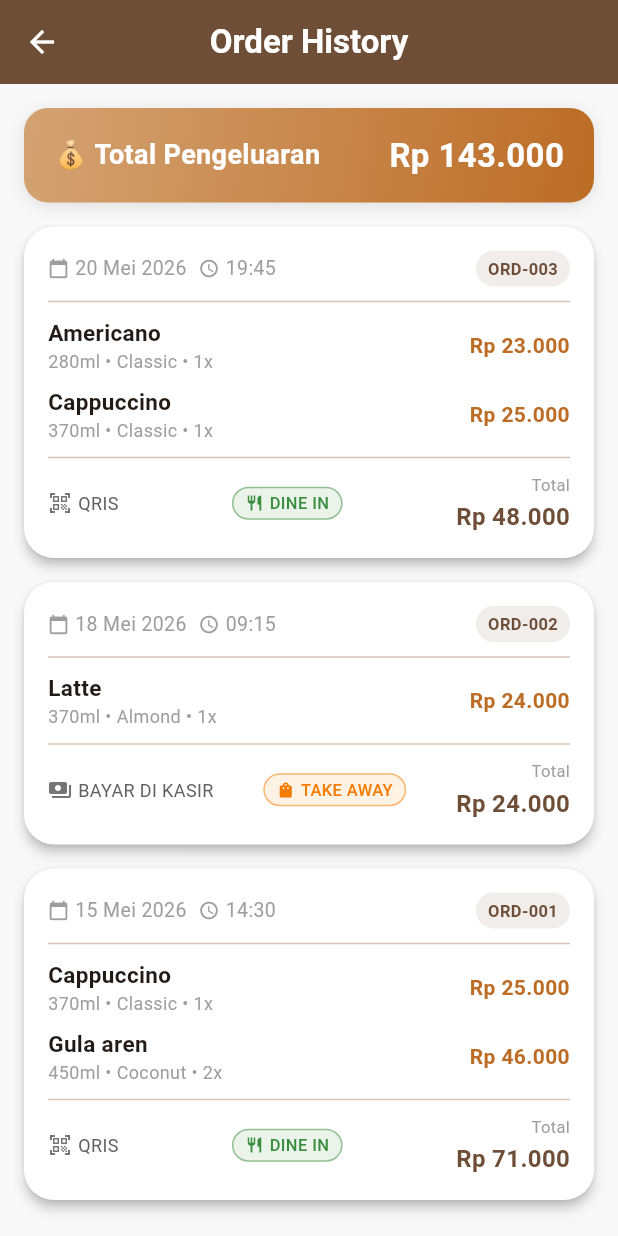
After one commit to ncipp213/MoodCoffe, a Flutter app: the OrderHistoryScreen screen opened directly, on a phone screen of 412 x 824 dp. The commit adds this screen. Run offline on Flutter 3.47's test engine with Material 3 defaults, Android fonts, the phone set to English and light mode, and no system bars; our stand-ins replace image_picker.

Commit message:
update OrderHistoryScreen

```diff
--- /dev/null
+++ b/devtools_options.yaml
@@ -0,0 +1,3 @@
+description: This file stores settings for Dart & Flutter DevTools.
+documentation: https://docs.flutter.dev/tools/devtools/extensions#configure-extension-enablement-states
+extensions:
--- /dev/null
+++ b/lib/screens/history_screen.dart
@@ -0,0 +1,265 @@
+import 'package:flutter/material.dart';
+
+class OrderHistoryScreen extends StatelessWidget {
+  const OrderHistoryScreen({super.key});
+
+  // Data contoh (sudah diurutkan dari terbaru ke terlama)
+  final List<Map<String, dynamic>> orders = const [
+    {
+      'orderId': 'ORD-003',
+      'date': '20 Mei 2026',
+      'time': '19:45',
+      'items': [
+        {'name': 'Americano', 'price': 23000, 'quantity': 1, 'size': '280ml', 'milk': 'Classic'},
+        {'name': 'Cappuccino', 'price': 25000, 'quantity': 1, 'size': '370ml', 'milk': 'Classic'},
+      ],
+      'total': 48000,
+      'paymentMethod': 'QRIS',
+      'orderType': 'DINE IN',
+    },
+    {
+      'orderId': 'ORD-002',
+      'date': '18 Mei 2026',
+      'time': '09:15',
+      'items': [
+        {'name': 'Latte', 'price': 24000, 'quantity': 1, 'size': '370ml', 'milk': 'Almond'},
+      ],
+      'total': 24000,
+      'paymentMethod': 'BAYAR DI KASIR',
+      'orderType': 'TAKE AWAY',
+    },
+    {
+      'orderId': 'ORD-001',
+      'date': '15 Mei 2026',
+      'time': '14:30',
+      'items': [
+        {'name': 'Cappuccino', 'price': 25000, 'quantity': 1, 'size': '370ml', 'milk': 'Classic'},
+        {'name': 'Gula aren', 'price': 23000, 'quantity': 2, 'size': '450ml', 'milk': 'Coconut'},
+      ],
+      'total': 71000,
+      'paymentMethod': 'QRIS',
+      'orderType': 'DINE IN',
+    },
+  ];
+
+  String formatPrice(int price) {
+    return 'Rp ${price.toString().replaceAllMapped(RegExp(r'(\d)(?=(\d{3})+(?!\d))'), (Match m) => '${m[1]}.')}';
+  }
+
+  int getTotalSpending() {
+    return orders.fold(0, (sum, order) => sum + (order['total'] as int));
+  }
+
+  @override
+  Widget build(BuildContext context) {
+    final totalSpending = getTotalSpending();
+
+    return Scaffold(
+      backgroundColor: const Color(0xFFF8F8F8), // latar abu-abu muda
+      appBar: AppBar(
+        title: const Text('Order History', style: TextStyle(color: Colors.white, fontWeight: FontWeight.bold)),
+        backgroundColor: const Color(0xFF6F4E37),
+        elevation: 0,
+        centerTitle: true,
+        leading: IconButton(
+          icon: const Icon(Icons.arrow_back, color: Colors.white),
+          onPressed: () => Navigator.pop(context),
+        ),
+      ),
+      body: Column(
+        children: [
+          // --- Card Header dengan Gradien Warna ---
+          Container(
+            margin: const EdgeInsets.all(16),
+            padding: const EdgeInsets.symmetric(vertical: 16, horizontal: 20),
+            decoration: BoxDecoration(
+              gradient: const LinearGradient(
+                colors: [Color(0xFFD4A373), Color(0xFFBC6C25)],
+                begin: Alignment.topLeft,
+                end: Alignment.bottomRight,
+              ),
+              borderRadius: BorderRadius.circular(16),
+              boxShadow: [
+                BoxShadow(color: Colors.black.withOpacity(0.1), blurRadius: 8, offset: const Offset(0, 2)),
+              ],
+            ),
+            child: Row(
+              mainAxisAlignment: MainAxisAlignment.spaceBetween,
+              children: [
+                const Text(
+                  '💰 Total Pengeluaran',
+                  style: TextStyle(fontSize: 18, fontWeight: FontWeight.bold, color: Colors.white),
+                ),
+                Text(
+                  formatPrice(totalSpending),
+                  style: const TextStyle(
+                    fontSize: 22,
+                    fontWeight: FontWeight.bold,
+                    color: Colors.white,
+                  ),
+                ),
+              ],
+            ),
+          ),
+          // --- Daftar Riwayat Pesanan ---
+          Expanded(
+            child: orders.isEmpty
+                ? const Center(
+                    child: Column(
+                      mainAxisAlignment: MainAxisAlignment.center,
+                      children: [
+                        Icon(Icons.history, size: 80, color: Colors.grey),
+                        SizedBox(height: 16),
+                        Text('Belum ada riwayat pesanan', style: TextStyle(fontSize: 16, color: Colors.grey)),
+                      ],
+                    ),
+                  )
+                : ListView.builder(
+                    padding: const EdgeInsets.symmetric(horizontal: 16),
+                    itemCount: orders.length,
+                    itemBuilder: (context, index) {
+                      final order = orders[index];
+                      final items = order['items'] as List;
+                      final total = order['total'] as int;
+                      final date = order['date'];
+                      final time = order['time'];
+                      final paymentMethod = order['paymentMethod'];
+                      final orderType = order['orderType'];
+
+                      // Warna aksen berdasarkan tipe pemesanan
+                      final Color orderTypeColor = orderType == 'DINE IN' ? Colors.green.shade700 : Colors.orange.shade700;
+
+                      return Card(
+                        margin: const EdgeInsets.only(bottom: 16),
+                        shape: RoundedRectangleBorder(borderRadius: BorderRadius.circular(20)),
+                        elevation: 3,
+                        color: Colors.white,
+                        child: Padding(
+                          padding: const EdgeInsets.all(16),
+                          child: Column(
+                            crossAxisAlignment: CrossAxisAlignment.start,
+                            children: [
+                              // Baris atas: Tanggal, Jam, dan Order ID
+                              Row(
+                                mainAxisAlignment: MainAxisAlignment.spaceBetween,
+                                children: [
+                                  Row(
+                                    children: [
+                                      const Icon(Icons.calendar_today, size: 14, color: Colors.grey),
+                                      const SizedBox(width: 4),
+                                      Text('$date', style: const TextStyle(fontSize: 13, color: Colors.grey)),
+                                      const SizedBox(width: 8),
+                                      const Icon(Icons.access_time, size: 14, color: Colors.grey),
+                                      const SizedBox(width: 4),
+                                      Text('$time', style: const TextStyle(fontSize: 13, color: Colors.grey)),
+                                    ],
+                                  ),
+                                  Container(
+                                    padding: const EdgeInsets.symmetric(horizontal: 8, vertical: 4),
+                                    decoration: BoxDecoration(
+                                      color: const Color(0xFF6F4E37).withOpacity(0.1),
+                                      borderRadius: BorderRadius.circular(12),
+                                    ),
+                                    child: Text(
+                                      order['orderId'],
+                                      style: const TextStyle(fontSize: 11, fontWeight: FontWeight.w600, color: Color(0xFF6F4E37)),
+                                    ),
+                                  ),
+                                ],
+                              ),
+                              const Divider(height: 20, thickness: 1),
+                              // Daftar item
+                              ListView.separated(
+                                shrinkWrap: true,
+                                physics: const NeverScrollableScrollPhysics(),
+                                itemCount: items.length,
+                                separatorBuilder: (_, __) => const SizedBox(height: 8),
+                                itemBuilder: (_, i) {
+                                  final item = items[i];
+                                  return Row(
+                                    children: [
+                                      Expanded(
+                                        flex: 3,
+                                        child: Column(
+                                          crossAxisAlignment: CrossAxisAlignment.start,
+                                          children: [
+                                            Text(item['name'], style: const TextStyle(fontWeight: FontWeight.bold, fontSize: 15)),
+                                            Text(
+                                              '${item['size']} • ${item['milk']} • ${item['quantity']}x',
+                                              style: const TextStyle(fontSize: 12, color: Colors.grey),
+                                            ),
+                                          ],
+                                        ),
+                                      ),
+                                      Expanded(
+                                        flex: 1,
+                                        child: Text(
+                                          formatPrice(item['price'] * item['quantity']),
+                                          textAlign: TextAlign.right,
+                                          style: const TextStyle(fontWeight: FontWeight.w600, fontSize: 14, color: Color(0xFFBC6C25)),
+                                        ),
+                                      ),
+                                    ],
+                                  );
+                                },
+                              ),
+                              const Divider(height: 20, thickness: 1),
+                              // Informasi metode, tipe, dan total
+                              Row(
+                                mainAxisAlignment: MainAxisAlignment.spaceBetween,
+                                children: [
+                                  // Metode pembayaran dengan ikon
+                                  Row(
+                                    children: [
+                                      Icon(
+                                        paymentMethod == 'QRIS' ? Icons.qr_code_scanner : Icons.payments,
+                                        size: 16,
+                                        color: Colors.grey.shade600,
+                                      ),
+                                      const SizedBox(width: 4),
+                                      Text(paymentMethod, style: TextStyle(fontSize: 12, color: Colors.grey.shade700)),
+                                    ],
+                                  ),
+                                  // Tipe pemesanan dengan warna
+                                  Container(
+                                    padding: const EdgeInsets.symmetric(horizontal: 8, vertical: 2),
+                                    decoration: BoxDecoration(
+                                      color: orderTypeColor.withOpacity(0.1),
+                                      borderRadius: BorderRadius.circular(12),
+                                      border: Border.all(color: orderTypeColor.withOpacity(0.5)),
+                                    ),
+                                    child: Row(
+                                      mainAxisSize: MainAxisSize.min,
+                                      children: [
+                                        Icon(orderType == 'DINE IN' ? Icons.restaurant : Icons.shopping_bag, size: 12, color: orderTypeColor),
+                                        const SizedBox(width: 4),
+                                        Text(orderType, style: TextStyle(fontSize: 11, fontWeight: FontWeight.w500, color: orderTypeColor)),
+                                      ],
+                                    ),
+                                  ),
+                                  // Total pesanan
+                                  Column(
+                                    crossAxisAlignment: CrossAxisAlignment.end,
+                                    children: [
+                                      const Text('Total', style: TextStyle(fontSize: 11, color: Colors.grey)),
+                                      const SizedBox(height: 2),
+                                      Text(
+                                        formatPrice(total),
+                                        style: const TextStyle(fontSize: 16, fontWeight: FontWeight.bold, color: Color(0xFF6F4E37)),
+                                      ),
+                                    ],
+                                  ),
+                                ],
+                              ),
+                            ],
+                          ),
+                        ),
+                      );
+                    },
+                  ),
+          ),
+        ],
+      ),
+    );
+  }
+}
--- a/lib/screens/profil_screen.dart
+++ b/lib/screens/profil_screen.dart
@@ -7,6 +7,7 @@ import 'home_screen.dart';
 import 'favorite_screen.dart';
 import 'cart_screen.dart';
 import 'editprofil_screen.dart';
+import 'history_screen.dart'; // Import halaman riwayat
 
 class ProfileScreen extends StatelessWidget {
   const ProfileScreen({super.key});
@@ -120,7 +121,9 @@ class ProfileScreen extends StatelessWidget {
               ),
               child: Column(
                 children: [
-                  _buildMenuItem(Icons.history, 'Order History'),
+                  _buildMenuItem(Icons.history, 'Order History', onTap: () {
+                    _navigateTo(context, const OrderHistoryScreen());
+                  }),
                   _buildDivider(),
                   _buildMenuItem(Icons.logout, 'Sign Out', isSignOut: true, onTap: () => _signOut(context)),
                 ],
```
Also changed, not shown: pubspec.lock.
